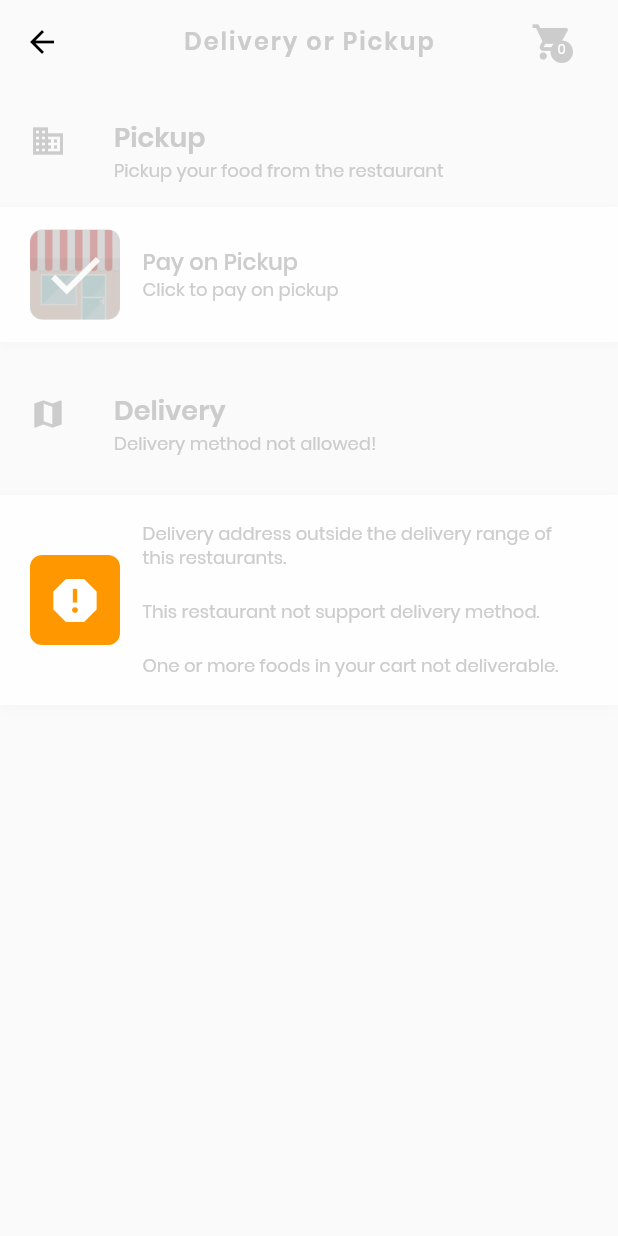
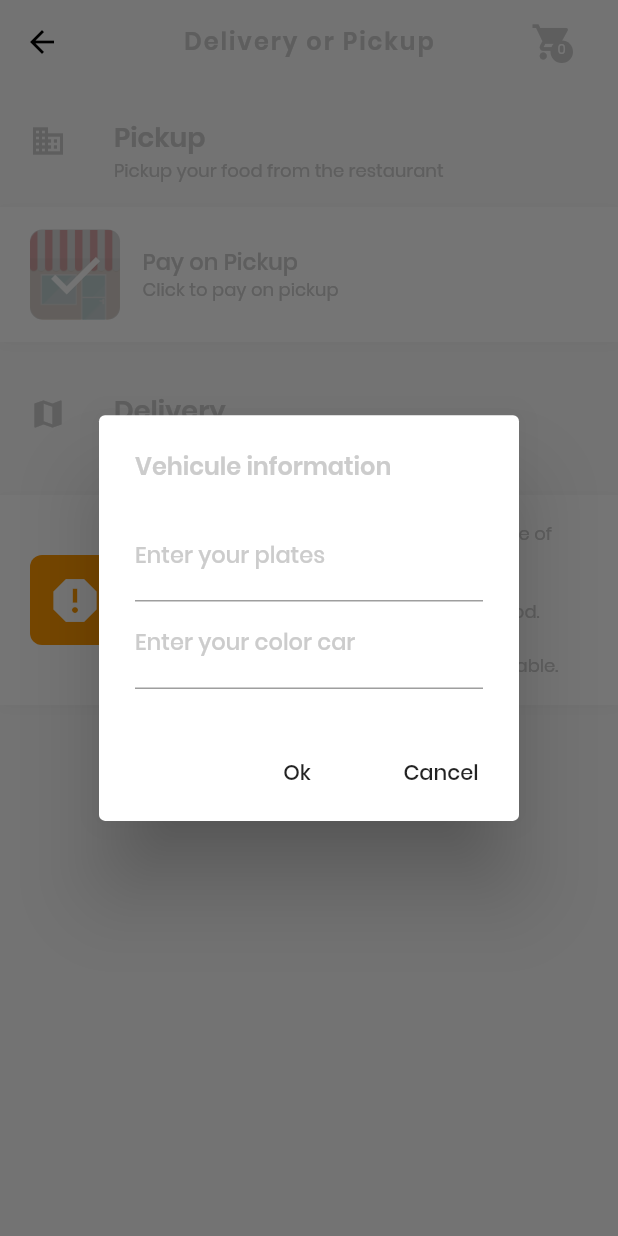
Before and after one commit to davidtadeovargas/DeliveryFoodFlutter, a Flutter app: the DeliveryPickupWidget screen opened by its route, after a tap on "Pay on Pickup", on a phone screen of 412 x 824 dp. Run offline on Flutter 3.47's test engine with Material 2 defaults, Android fonts, the phone set to English and light mode, and no system bars; our stand-ins replace cached_network_image, firebase_messaging, flutter_html, flutter_svg, fluttertoast, font_awesome_flutter and 4 more; missing offline and left inert: flutter_inappbrowser, global_configuration, google_map_location_picker, grouped_buttons; accounts and stored records are empty; network calls fail.

Commit message:
**Ajuste 1
-Diseñar el dialogo que pide las placas y el color del carro
-Que se muetre correctamente el dialogo
-Que no permita darle OK al dialogo si no se han llenado los dos campos
-Cuando se da en OK que guarde la información de las placas  y el color del carro en un modelo del controlador de DeliveryPicupController
-Si por alguna razón no ah ingresado bien la información del vehículo que no permita hacer CHECKOUT y que mande una alerta

```diff
--- a/assets/cfg/configurations.json
+++ b/assets/cfg/configurations.json
@@ -1,4 +1,4 @@
 {
-  "base_url": "http://192.168.100.3/TacosArabia/public/",
-  "api_base_url": "http://192.168.100.3/TacosArabia/public/api/"
+  "base_url": "http://192.168.1.188",
+  "api_base_url": "http://192.168.1.188/api/"
 }
--- /dev/null
+++ b/lib/src/dialogs/PickupCarInformationDialog.dart
@@ -0,0 +1,100 @@
+import 'package:flutter/cupertino.dart';
+import 'package:flutter/material.dart';
+import 'package:food_delivery_app/src/formatters/UpperCaseTextFormatter.dart';
+import 'package:food_delivery_app/src/models/VehiculeInformation.dart';
+
+import '../helpers/custom_trace.dart';
+
+class PickupCarInformationDialog  {
+
+  ValueChanged<VehiculeInformation> onResult;
+  ValueChanged<VehiculeInformation> onCancel;
+
+  BuildContext context;
+
+  PickupCarInformationDialog({this.onResult, this.onCancel, this.context});
+
+  Future<void> showPickupDialog() async {
+
+    final platesTextEditController = TextEditingController();
+    final colorTextEditController = TextEditingController();
+
+    return showDialog<void>(
+      context: context,
+      barrierDismissible: false, // user must tap button!
+      builder: (BuildContext context) {
+        return AlertDialog(
+          title: Text('Vehicule information'),
+          content: SingleChildScrollView(
+            child: ListBody(
+              children: <Widget>[
+                TextField(
+                  controller: platesTextEditController,
+                  decoration: InputDecoration(
+                      labelText: 'Enter your plates',
+                  ),
+                  inputFormatters: [
+                    UpperCaseTextFormatter(),
+                  ]
+                ),
+                TextField(
+                  controller: colorTextEditController,
+                  decoration: InputDecoration(
+                      labelText: 'Enter your color car',
+                  ),
+                )
+              ],
+            ),
+          ),
+          actions: <Widget>[
+            FlatButton(
+              child: Text('Ok'),
+              onPressed: () {
+
+                //Get the values
+                final plates = platesTextEditController.text;
+                final color = colorTextEditController.text;
+
+                //The fields should be filled
+                if(plates.isEmpty){
+                  return;
+                }
+                if(color.isEmpty){
+                  return;
+                }
+
+                //Close the dialog
+                Navigator.of(context).pop();
+
+                //Create the result model
+                final VehiculeInformation_ = VehiculeInformation();
+                VehiculeInformation_.plates = plates;
+                VehiculeInformation_.color = color;
+
+                //Callback
+                onResult(VehiculeInformation_);
+              },
+            ),
+            FlatButton(
+              child: Text('Cancel'),
+              onPressed: () {
+                Navigator.of(context).pop();
+
+                onCancel(null);
+              },
+            ),
+          ],
+        );
+      },
+    );
+  }
+
+  String validateEmpty(String value) {
+    if (value.isEmpty) {
+      return "Please enter information";
+    }
+    else{
+      return null;
+    }
+  }
+}
--- a/lib/src/elements/PickUpMethodItemWidget.dart
+++ b/lib/src/elements/PickUpMethodItemWidget.dart
@@ -6,8 +6,9 @@ import '../models/payment_method.dart';
 class PickUpMethodItem extends StatefulWidget {
   PaymentMethod paymentMethod;
   ValueChanged<PaymentMethod> onPressed;
+  ValueChanged<PaymentMethod> onChecked;
 
-  PickUpMethodItem({Key key, this.paymentMethod, this.onPressed}) : super(key: key);
+  PickUpMethodItem({Key key, this.paymentMethod, this.onPressed, this.onChecked}) : super(key: key);
 
   @override
   _PickUpMethodItemState createState() => _PickUpMethodItemState();
@@ -24,6 +25,10 @@ class _PickUpMethodItemState extends State<PickUpMethodItem> {
       highlightColor: Theme.of(context).primaryColor,
       onTap: () {
         this.widget.onPressed(widget.paymentMethod);
+
+        if(widget.paymentMethod.selected){
+          this.widget.onChecked(widget.paymentMethod);
+        }
       },
       child: Container(
         padding: EdgeInsets.symmetric(horizontal: 20, vertical: 15),
--- /dev/null
+++ b/lib/src/models/VehiculeInformation.dart
@@ -0,0 +1,10 @@
+import 'package:location/location.dart';
+
+class VehiculeInformation {
+
+  String plates;
+  String color;
+
+  VehiculeInformation();
+
+}
--- a/lib/src/pages/delivery_pickup.dart
+++ b/lib/src/pages/delivery_pickup.dart
@@ -1,4 +1,8 @@
+import 'dart:ffi';
+
 import 'package:flutter/material.dart';
+import 'package:food_delivery_app/src/dialogs/PickupCarInformationDialog.dart';
+import 'package:food_delivery_app/src/models/VehiculeInformation.dart';
 import 'package:mvc_pattern/mvc_pattern.dart';
 
 import '../../generated/l10n.dart';
@@ -30,6 +34,9 @@ class _DeliveryPickupWidgetState extends StateMVC<DeliveryPickupWidget> {
     _con = controller;
   }
 
+
+
+
   @override
   Widget build(BuildContext context) {
     if (_con.list == null) {
@@ -37,6 +44,8 @@ class _DeliveryPickupWidgetState extends StateMVC<DeliveryPickupWidget> {
 //      widget.pickup = widget.list.pickupList.elementAt(0);
 //      widget.delivery = widget.list.pickupList.elementAt(1);
     }
+
+
     return Scaffold(
       key: _con.scaffoldKey,
       bottomNavigationBar: CartBottomDetailsWidget(con: _con),
@@ -85,6 +94,17 @@ class _DeliveryPickupWidgetState extends StateMVC<DeliveryPickupWidget> {
                 paymentMethod: _con.getPickUpMethod(),
                 onPressed: (paymentMethod) {
                   _con.togglePickUp();
+                },
+                onChecked: (paymentMethod){
+                  PickupCarInformationDialog(
+                    onResult: (VehiculeInformation){
+                      _con.VehiculeInformation_ = VehiculeInformation;
+                    },
+                    onCancel: (VehiculeInformation){
+                      _con.VehiculeInformation_ = null;
+                    },
+                    context: context
+                  ).showPickupDialog();
                 }),
             Column(
               children: <Widget>[
```
Also changed, not shown: lib/src/controllers/delivery_pickup_controller.dart (+33 -1 lines), lib/src/formatters/UpperCaseTextFormatter.dart (added, +11 -0 lines), 1 other file.
